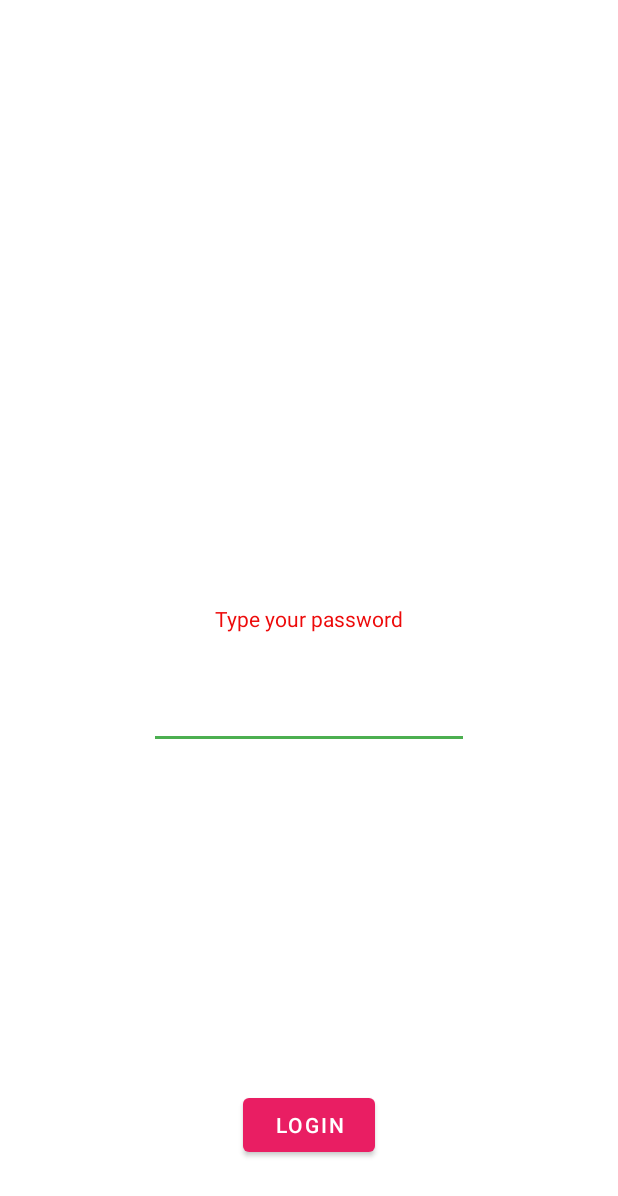
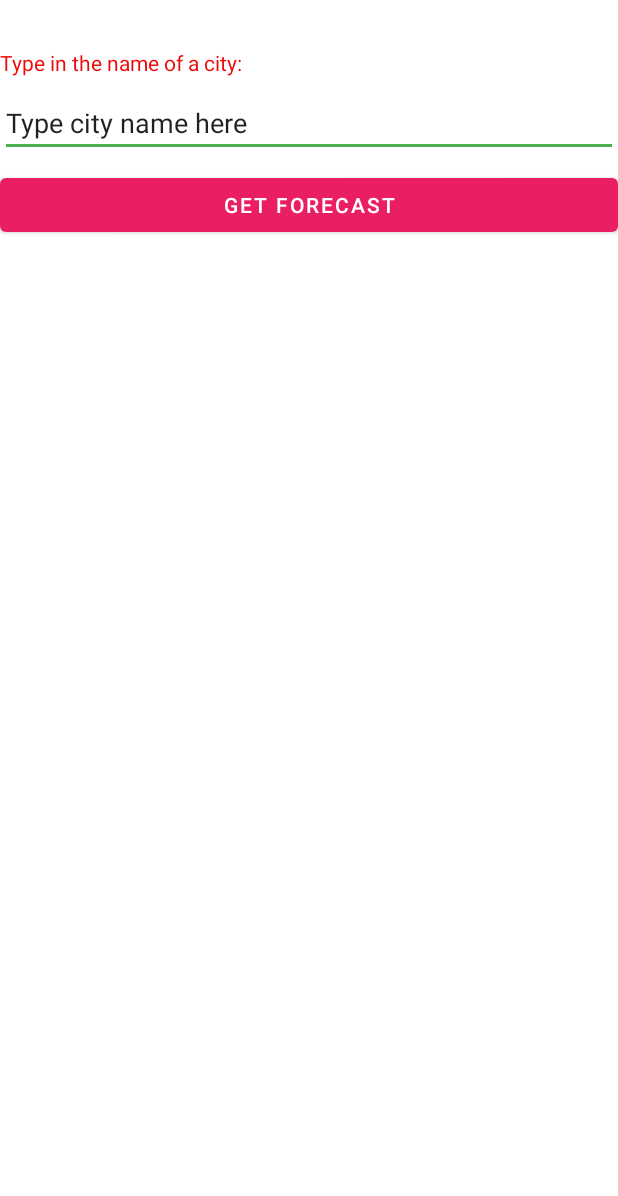
Before and after one commit to SalihEns/MyAndroidProjects, an Android app: the layout activity_main.xml on its own in the app's theme, with its tools: preview values and no code run, on a phone screen of 412 x 824 dp. Shown: the top 1196 px of the screen. Run offline under Robolectric (Android 15) with nearby library versions, the phone set to English and light mode, and no system bars.

Commit message:
commit: part 1 is done

```diff
--- a/app/src/main/res/layout/activity_main.xml
+++ b/app/src/main/res/layout/activity_main.xml
@@ -6,39 +6,39 @@
     android:layout_height="match_parent"
     tools:context=".MainActivity">
 
+
     <TextView
         android:id="@+id/textView"
-        android:layout_width="wrap_content"
+        android:layout_width="match_parent"
         android:layout_height="wrap_content"
-        android:text="Type your password"
-        app:layout_constraintBottom_toBottomOf="parent"
-        app:layout_constraintLeft_toLeftOf="parent"
-        app:layout_constraintRight_toRightOf="parent"
+        android:layout_marginTop="32dp"
+        android:layout_marginBottom="8dp"
+        android:text="Type in the name of a city:"
+        app:layout_constraintBottom_toTopOf="@+id/cityTextField"
+        app:layout_constraintEnd_toEndOf="parent"
+        app:layout_constraintStart_toStartOf="parent"
         app:layout_constraintTop_toTopOf="parent" />
 
-
-
     <Button
-        android:id="@+id/loginbtn"
-        android:layout_width="wrap_content"
+        android:id="@+id/forecastButton"
+        android:layout_width="match_parent"
         android:layout_height="wrap_content"
-        android:layout_marginBottom="50dp"
-        android:text="LOGIN"
-        app:layout_constraintBottom_toBottomOf="parent"
+        android:layout_marginTop="8dp"
+        android:text="GET FORECAST"
         app:layout_constraintEnd_toEndOf="parent"
-        app:layout_constraintHorizontal_bias="0.5"
-        app:layout_constraintStart_toStartOf="parent" />
+        app:layout_constraintStart_toStartOf="parent"
+        app:layout_constraintTop_toBottomOf="@+id/cityTextField" />
 
     <EditText
-        android:id="@+id/passCheck"
-        android:layout_width="wrap_content"
+        android:id="@+id/cityTextField"
+        android:layout_width="match_parent"
         android:layout_height="wrap_content"
-        android:layout_marginTop="32dp"
+        android:layout_marginTop="8dp"
         android:ems="10"
+        android:hint="Type city name here"
         android:inputType="textPersonName"
-        android:text=""
-        app:layout_constraintEnd_toEndOf="parent"
-        app:layout_constraintStart_toStartOf="parent"
-        app:layout_constraintTop_toBottomOf="@+id/textView" />
+        android:text="Type city name here"
+        app:layout_constraintTop_toBottomOf="@+id/textView"
+        tools:layout_editor_absoluteX="39dp" />
 
 </androidx.constraintlayout.widget.ConstraintLayout>
```
Also changed, not shown: app/src/main/AndroidManifest.xml (+5 -2 lines), app/src/main/java/algonquin/cst2335/ensa0001/MainActivity.java (+39 -99 lines), 1 other file.
